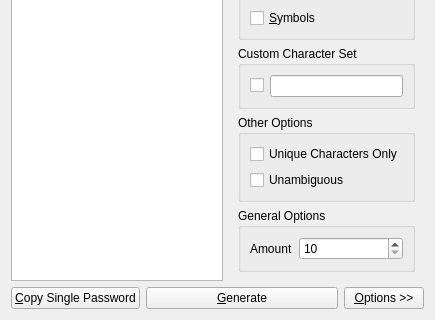
Above: kpassgen.ui from cyberbeat/kpassgen before the change; both pictures show x 0 to 435 and y 148 to 468 of the 435 by 468 pixel window. Below: the same form after it.
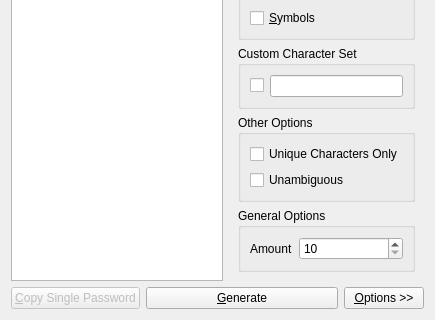
That is the form after the change. Custom widgets are drawn as their Qt base class.

```diff
--- a/kpassgen.ui
+++ b/kpassgen.ui
@@ -330,6 +330,9 @@
     <layout class="QHBoxLayout" name="horizontalLayout_3">
      <item>
       <widget class="KPushButton" name="buttonCopy">
+       <property name="enabled">
+        <bool>false</bool>
+       </property>
        <property name="sizePolicy">
         <sizepolicy hsizetype="Preferred" vsizetype="Fixed">
          <horstretch>0</horstretch>
```
